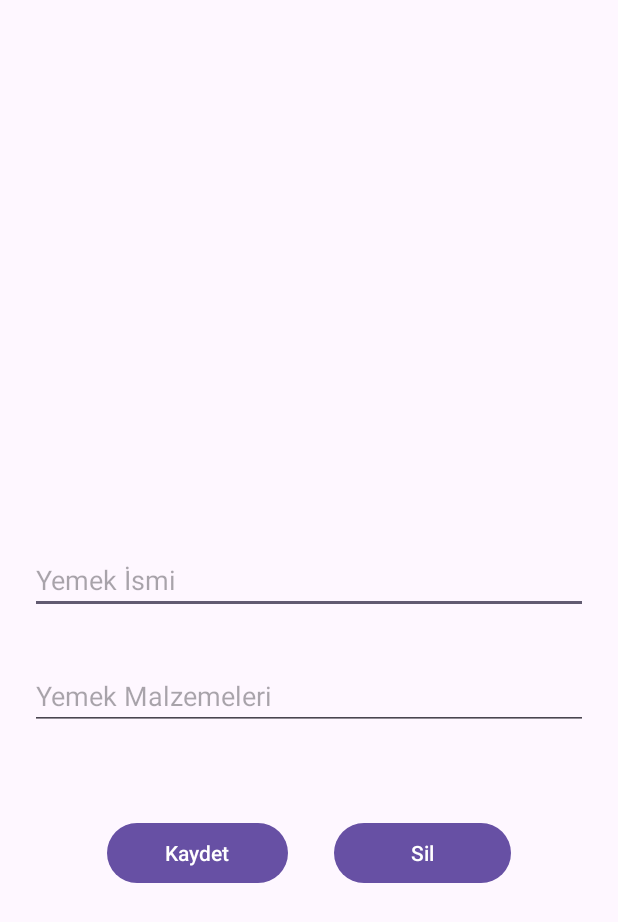
After one commit to DevAlper35/RecipeBook, an Android app: the fragment TarifFragment shown on its own in the app's theme, on a phone screen of 412 x 824 dp. The commit adds this screen. Shown: the top 922 px of the screen. Run offline under Robolectric (Android 15) with nearby library versions, the phone set to English and light mode, and no system bars.

Commit message:
Fragment And Layout

```diff
--- /dev/null
+++ b/app/src/main/java/com/mudurlu/recipebook/TarifFragment.kt
@@ -0,0 +1,28 @@
+package com.mudurlu.recipebook
+
+import android.os.Bundle
+import androidx.fragment.app.Fragment
+import android.view.LayoutInflater
+import android.view.View
+import android.view.ViewGroup
+
+
+class TarifFragment : Fragment() {
+
+    override fun onCreate(savedInstanceState: Bundle?) {
+        super.onCreate(savedInstanceState)
+
+    }
+
+    override fun onCreateView(
+        inflater: LayoutInflater, container: ViewGroup?,
+        savedInstanceState: Bundle?
+    ): View? {
+
+        return inflater.inflate(R.layout.fragment_tarif, container, false)
+    }
+
+    override fun onViewCreated(view: View, savedInstanceState: Bundle?) {
+        super.onViewCreated(view, savedInstanceState)
+    }
+}
--- /dev/null
+++ b/app/src/main/res/layout/fragment_tarif.xml
@@ -0,0 +1,79 @@
+<?xml version="1.0" encoding="utf-8"?>
+<androidx.constraintlayout.widget.ConstraintLayout xmlns:android="http://schemas.android.com/apk/res/android"
+    xmlns:app="http://schemas.android.com/apk/res-auto"
+    xmlns:tools="http://schemas.android.com/tools"
+    android:layout_width="match_parent"
+    android:layout_height="match_parent"
+    tools:context=".TarifFragment">
+
+
+    <ImageView
+        android:id="@+id/imageView"
+        android:layout_width="wrap_content"
+        android:layout_height="250dp"
+        android:layout_marginTop="64dp"
+        app:layout_constraintEnd_toEndOf="parent"
+        app:layout_constraintHorizontal_bias="0.5"
+        app:layout_constraintStart_toStartOf="parent"
+        app:layout_constraintTop_toTopOf="parent"
+        tools:src="@drawable/gorselEkle" />
+
+    <EditText
+        android:id="@+id/editYemekAdi"
+        android:layout_width="0dp"
+        android:layout_height="wrap_content"
+        android:layout_marginStart="20dp"
+        android:layout_marginTop="50dp"
+        android:layout_marginEnd="20dp"
+        android:ems="10"
+        android:hint="Yemek İsmi"
+        android:inputType="text"
+        app:layout_constraintEnd_toEndOf="parent"
+        app:layout_constraintHorizontal_bias="0.5"
+        app:layout_constraintStart_toStartOf="parent"
+        app:layout_constraintTop_toBottomOf="@+id/imageView" />
+
+    <EditText
+        android:id="@+id/editMalzeme"
+        android:layout_width="0dp"
+        android:layout_height="wrap_content"
+        android:layout_marginStart="20dp"
+        android:layout_marginTop="32dp"
+        android:layout_marginEnd="20dp"
+        android:ems="10"
+        android:hint="Yemek Malzemeleri"
+        android:inputType="text"
+        app:layout_constraintEnd_toEndOf="parent"
+        app:layout_constraintHorizontal_bias="0.0"
+        app:layout_constraintStart_toStartOf="parent"
+        app:layout_constraintTop_toBottomOf="@+id/editYemekAdi" />
+
+    <LinearLayout
+        android:layout_width="300dp"
+        android:layout_height="100dp"
+        android:layout_marginStart="1dp"
+        android:layout_marginTop="32dp"
+        android:layout_marginEnd="1dp"
+        android:orientation="horizontal"
+        android:gravity="center"
+        app:layout_constraintEnd_toEndOf="parent"
+        app:layout_constraintStart_toStartOf="parent"
+        app:layout_constraintTop_toBottomOf="@+id/editMalzeme">
+
+        <Button
+            android:id="@+id/btnKaydet"
+            android:layout_margin="15dp"
+            android:layout_width="wrap_content"
+            android:layout_height="wrap_content"
+            android:layout_weight="1"
+            android:text="Kaydet" />
+
+        <Button
+            android:id="@+id/btnSil"
+            android:layout_margin="15dp"
+            android:layout_width="wrap_content"
+            android:layout_height="wrap_content"
+            android:layout_weight="1"
+            android:text="Sil" />
+    </LinearLayout>
+</androidx.constraintlayout.widget.ConstraintLayout>
--- a/app/src/main/res/values/strings.xml
+++ b/app/src/main/res/values/strings.xml
@@ -1,3 +1,5 @@
 <resources>
     <string name="app_name">RecipeBook</string>
+    <!-- TODO: Remove or change this placeholder text -->
+    <string name="hello_blank_fragment">Hello blank fragment</string>
 </resources>
```
Also changed, not shown: app/src/main/java/com/mudurlu/recipebook/ListeFragment.kt (added, +28 -0 lines), app/src/main/res/layout/fragment_liste.xml (added, +34 -0 lines), app/src/main/res/layout/recycler_row.xml (added, +17 -0 lines), app/src/main/res/drawable/gorselEkle.JPG (added).
